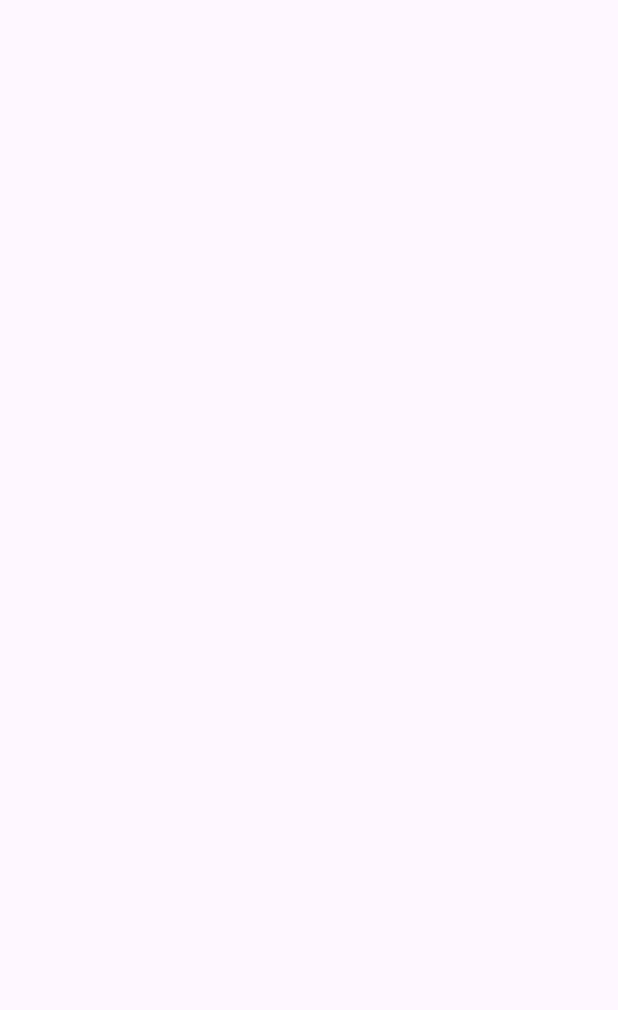
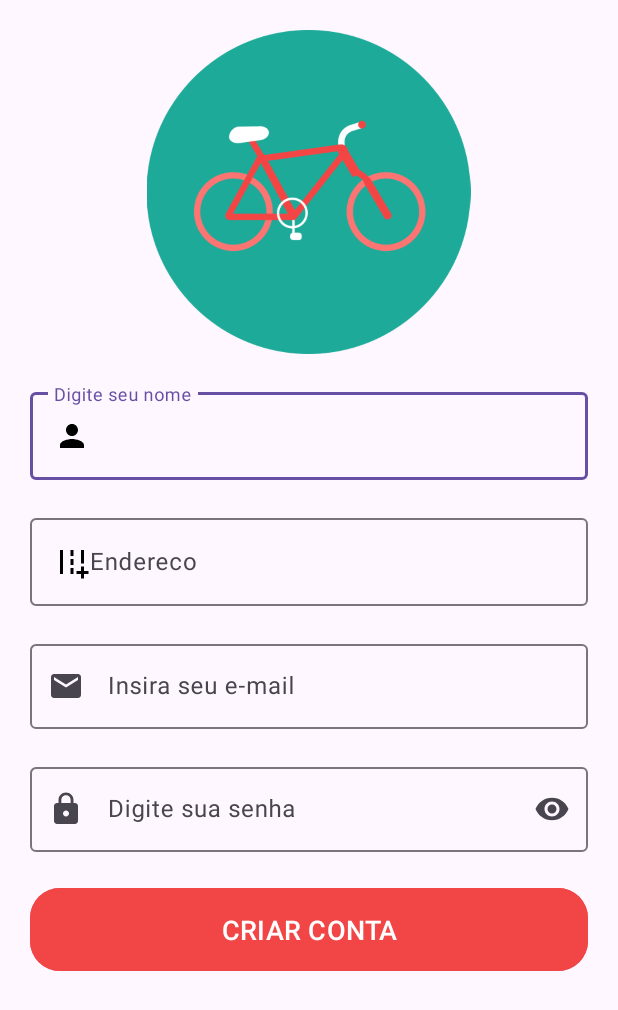
Before and after one commit to Milton-Pires/Bicyclapp, an Android app: the CadastrarUsuarioActivity screen opened directly, with no data from a screen before it, on a phone screen of 412 x 824 dp. Before the commit the part shown is empty. Shown: the top 1010 px of the screen. Run offline under Robolectric (Android 15) with nearby library versions, the phone set to English and light mode, and no system bars.

Commit message:
Usando projeto

```diff
--- /dev/null
+++ b/app/src/main/res/drawable/baselineaddroad.xml
@@ -0,0 +1,15 @@
+<vector xmlns:android="http://schemas.android.com/apk/res/android" android:height="24dp" android:tint="#000000" android:viewportHeight="24" android:viewportWidth="24" android:width="24dp">
+
+    <path android:fillColor="@android:color/white" android:pathData="M20,18l0,-3l-2,0l0,3l-3,0l0,2l3,0l0,3l2,0l0,-3l3,0l0,-2z"/>
+
+    <path android:fillColor="@android:color/white" android:pathData="M18,4h2v9h-2z"/>
+
+    <path android:fillColor="@android:color/white" android:pathData="M4,4h2v16h-2z"/>
+
+    <path android:fillColor="@android:color/white" android:pathData="M11,4h2v4h-2z"/>
+
+    <path android:fillColor="@android:color/white" android:pathData="M11,10h2v4h-2z"/>
+
+    <path android:fillColor="@android:color/white" android:pathData="M11,16h2v4h-2z"/>
+
+</vector>
--- /dev/null
+++ b/app/src/main/res/drawable/baselineperson.xml
@@ -0,0 +1,5 @@
+<vector xmlns:android="http://schemas.android.com/apk/res/android" android:height="24dp" android:tint="#000000" android:viewportHeight="24" android:viewportWidth="24" android:width="24dp">
+
+    <path android:fillColor="@android:color/white" android:pathData="M12,12c2.21,0 4,-1.79 4,-4s-1.79,-4 -4,-4 -4,1.79 -4,4 1.79,4 4,4zM12,14c-2.67,0 -8,1.34 -8,4v2h16v-2c0,-2.66 -5.33,-4 -8,-4z"/>
+
+</vector>
--- a/app/src/main/res/layout/cadastrar_usuario_layout.xml
+++ b/app/src/main/res/layout/cadastrar_usuario_layout.xml
@@ -1,10 +1,112 @@
 <?xml version="1.0" encoding="utf-8"?>
-<androidx.constraintlayout.widget.ConstraintLayout xmlns:android="http://schemas.android.com/apk/res/android"
+<LinearLayout xmlns:android="http://schemas.android.com/apk/res/android"
     xmlns:app="http://schemas.android.com/apk/res-auto"
     xmlns:tools="http://schemas.android.com/tools"
     android:id="@+id/main"
     android:layout_width="match_parent"
     android:layout_height="match_parent"
-    tools:context=".CadastrarUsuarioActivity">
+    android:layout_margin="20dp"
+    android:gravity="center_horizontal"
+    android:orientation="vertical"
+    tools:context=".LoginActivity">
 
-</androidx.constraintlayout.widget.ConstraintLayout>
+    <ImageView
+        android:layout_width="238dp"
+        android:layout_height="216dp"
+        android:src="@drawable/logo"
+
+        />
+    <com.google.android.material.textfield.TextInputLayout
+        android:layout_width="match_parent"
+        android:layout_height="wrap_content"
+        android:layout_marginTop="20dp"
+        android:hint="Digite seu nome"
+
+        >
+        <com.google.android.material.textfield.TextInputEditText
+            android:layout_width="match_parent"
+            android:layout_height="wrap_content"
+            android:drawableStart="@drawable/baselineperson">
+
+        </com.google.android.material.textfield.TextInputEditText>
+
+    </com.google.android.material.textfield.TextInputLayout>
+    <com.google.android.material.textfield.TextInputLayout
+        android:layout_width="match_parent"
+        android:layout_height="wrap_content"
+        android:layout_marginTop="20dp"
+        android:hint="Endereco"
+        >
+        <com.google.android.material.textfield.TextInputEditText
+            android:layout_width="match_parent"
+            android:layout_height="wrap_content"
+            android:drawableStart="@drawable/baselineaddroad">
+
+        </com.google.android.material.textfield.TextInputEditText>
+
+
+    </com.google.android.material.textfield.TextInputLayout>
+
+    <com.google.android.material.textfield.TextInputLayout
+        android:id="@+id/edtCadastraEmail"
+        android:layout_width="match_parent"
+        android:layout_height="wrap_content"
+        android:layout_marginTop="20dp"
+        android:hint="Insira seu e-mail"
+        app:endIconMode="clear_text"
+        app:startIconDrawable="@drawable/baselineemail">
+
+        <com.google.android.material.textfield.TextInputEditText
+            android:layout_width="match_parent"
+            android:layout_height="wrap_content"
+            android:inputType="textEmailAddress"
+            android:maxLength="50">
+
+        </com.google.android.material.textfield.TextInputEditText>
+
+
+
+    </com.google.android.material.textfield.TextInputLayout>
+
+
+    <com.google.android.material.textfield.TextInputLayout
+        android:id="@+id/edtCadastraSenha"
+        android:layout_width="match_parent"
+        android:layout_height="wrap_content"
+        android:layout_marginTop="20dp"
+        android:hint="Digite sua senha"
+        app:endIconMode="password_toggle"
+        app:startIconDrawable="@drawable/baselinelock">
+
+        <com.google.android.material.textfield.TextInputEditText
+            android:layout_width="match_parent"
+            android:layout_height="wrap_content"
+            android:inputType="textPassword"
+            android:maxLength="20">
+
+        </com.google.android.material.textfield.TextInputEditText>
+
+    </com.google.android.material.textfield.TextInputLayout>
+
+
+
+
+
+
+
+    <com.google.android.material.button.MaterialButton
+        android:id="@+id/btnCadastro"
+        android:layout_width="match_parent"
+        android:layout_height="wrap_content"
+        android:layout_marginTop="20sp"
+        android:backgroundTint="#F24545"
+        android:padding="15dp"
+        android:text="CRIAR CONTA"
+        android:textAllCaps="true"
+        android:textSize="18dp"
+        app:cornerRadius="20dp">
+
+    </com.google.android.material.button.MaterialButton>
+
+
+</LinearLayout>
```
Also changed, not shown: app/src/main/AndroidManifest.xml (+8 -5 lines), app/src/main/java/br/com/etecia/biscoiteapp/SplashActivity.java (+8 -0 lines), app/src/main/res/layout/recuperar_senha_layout.xml (+73 -1 lines).
